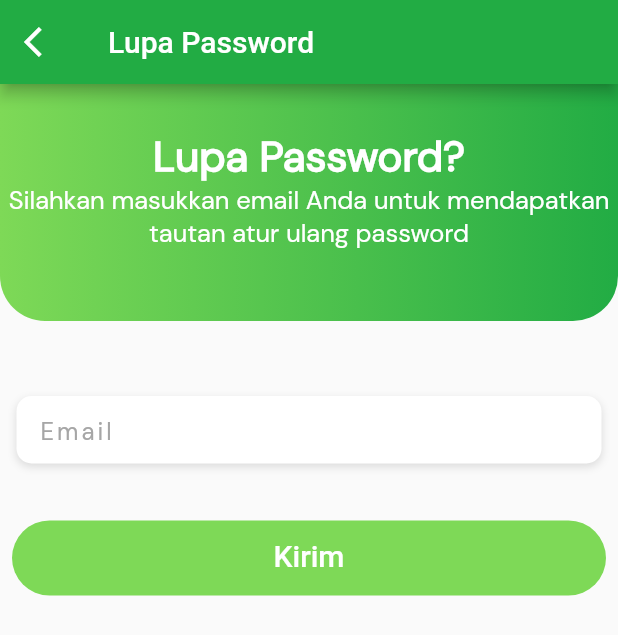
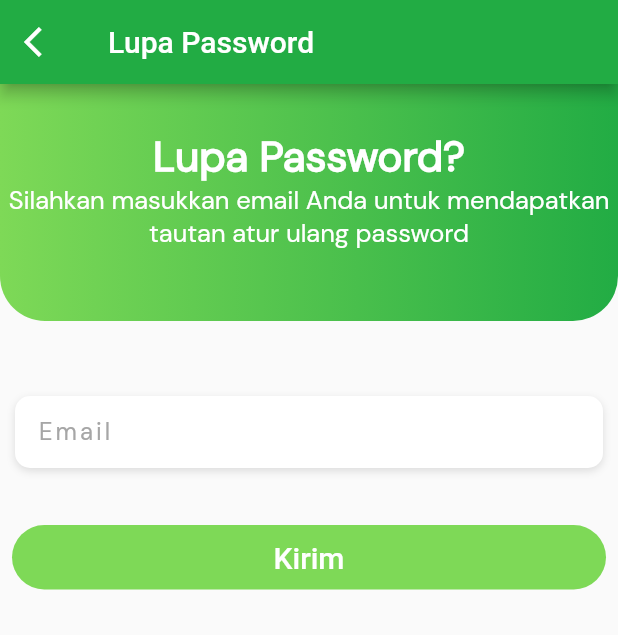
Before and after one commit to MHanafiAbror87/user_rumahsidoarjo, a Flutter app: the screen it shows after launch, after a tap on "Lupa Password?", on a phone screen of 412 x 824 dp. Shown: the top 635 px of the screen. Run offline on Flutter 3.47's test engine with Material 2 defaults, Android fonts, the phone set to English and light mode, and no system bars; our stand-ins replace getwidget, google_fonts, image_picker.

Commit message:
fix desain UI

```diff
--- a/rumah_sidoarjo/lib/login.dart
+++ b/rumah_sidoarjo/lib/login.dart
@@ -48,6 +48,7 @@ class _LoginPageState extends State<LoginPage> {
                       _buildUsername(),
                       _buildPasswordTF(),
                       Row(
+                        mainAxisAlignment: MainAxisAlignment.spaceBetween,
                         children: [
                           _buildRememberMeCheckbox(),
                           _buildLupaPasswordBtn(),
@@ -128,7 +129,6 @@ class _LoginPageState extends State<LoginPage> {
 
   Widget _buildPasswordTF() {
     return Column(
-      crossAxisAlignment: CrossAxisAlignment.start,
       children: <Widget>[
         SizedBox(height: 20.0),
         Container(
@@ -158,9 +158,7 @@ class _LoginPageState extends State<LoginPage> {
   }
 
   Widget _buildLupaPasswordBtn() {
-    return Container(
-      alignment: Alignment.centerRight,
-      child: FlatButton(
+    return TextButton(
       onPressed: () => {
         Navigator.pushReplacement(
           context,
@@ -171,13 +169,12 @@ class _LoginPageState extends State<LoginPage> {
           ),
         ),
       },
-        padding: EdgeInsets.only(left: 95, right: 0.0),
+      // padding: EdgeInsets.only(left: 95, right: 0.0),
       child: Text(
         'Lupa Password?',
         style: TextStyle(
           color: darkOrange,
           fontFamily: 'DMSans',
-          ),
         ),
       ),
     );
--- a/rumah_sidoarjo/lib/lupapassword.dart
+++ b/rumah_sidoarjo/lib/lupapassword.dart
@@ -118,11 +118,11 @@ class _LupaPasswordState extends State<LupaPassword> {
       crossAxisAlignment: CrossAxisAlignment.start,
       children: <Widget>[
         SizedBox(height: 50.0),
-        Container(
-          alignment: Alignment.centerLeft,
+        Padding(
+          padding: const EdgeInsets.symmetric(horizontal: 10),
+          child: Container(
             decoration: kBoxDecorationStyle,
-          height: 45.0,
-          width: 390,
+            width: double.infinity,
             child: TextField(
               style: TextStyle(
                 color: darkGrey,
@@ -134,6 +134,7 @@ class _LupaPasswordState extends State<LupaPassword> {
                 contentPadding: EdgeInsets.only(left: 15),
                 hintText: 'Email',
                 hintStyle: kHintTextStyle,
+              ),
             ),
           ),
         ),
@@ -150,15 +151,24 @@ class _LupaPasswordState extends State<LupaPassword> {
           content: const Text('Silahkan cek email Anda'),
           actions: <Widget>[
             TextButton(
-              onPressed: () => Navigator.pop(context, 'OK'),
+              onPressed: () => {
+                Navigator.pushReplacement(
+                  context,
+                  MaterialPageRoute(
+                    builder: (context) {
+                      return LoginPage();
+                    },
+                  ),
+                ),
+              },
               child: const Text('OK'),
             ),
           ],
         ),
       ),
       child: Container(
-        height: 50,
-        padding: EdgeInsets.all(12.0),
+        // height: 50,
+        padding: EdgeInsets.all(10.0),
         width: double.infinity,
         child: Text(
           'Kirim',
--- a/rumah_sidoarjo/lib/pages/panik_menu/panik_menu.dart
+++ b/rumah_sidoarjo/lib/pages/panik_menu/panik_menu.dart
@@ -117,7 +117,6 @@ class listKategori extends StatelessWidget {
         return Padding(
           padding: const EdgeInsets.symmetric(horizontal: 10, vertical: 2),
           child: Container(
-            height: 85,
             child: GestureDetector(
               onTap: () {},
               child: Card(
@@ -128,6 +127,7 @@ class listKategori extends StatelessWidget {
                   padding: const EdgeInsets.all(10.0),
                   child: Container(
                     child: Row(
+                      mainAxisAlignment: MainAxisAlignment.spaceBetween,
                       children: [
                         Column(
                           children: [
```
Also changed, not shown: rumah_sidoarjo/lib/home.dart (+20 -28 lines). Lines whose indentation alone changed are shown as unchanged.
